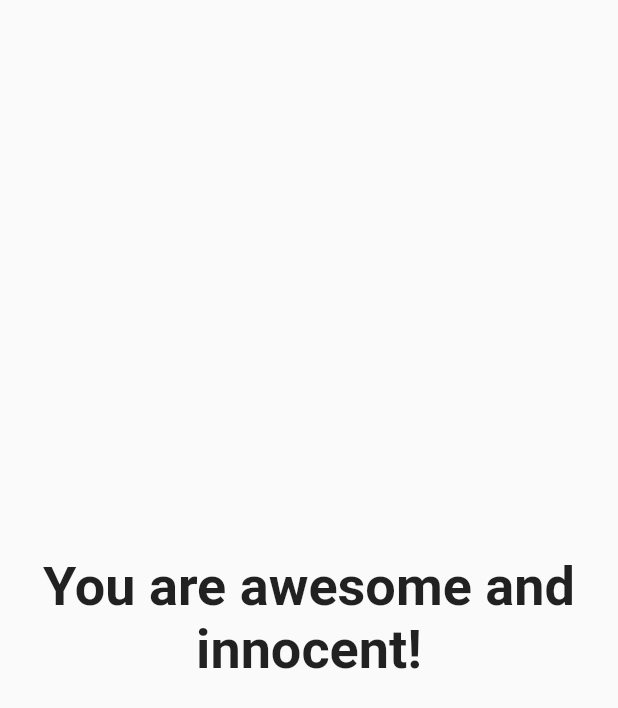
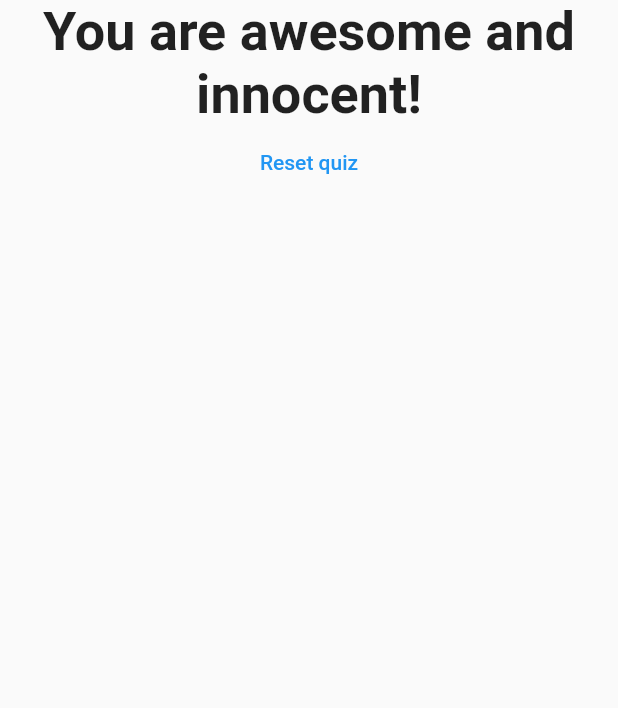
Before and after one commit to katarzynaswieczak/quiz_app, a Flutter app: the Result widget shown alone on an empty page, opened directly with empty values, on a phone screen of 412 x 824 dp. Shown: the top 708 px of the screen. Run offline on Flutter 3.47's test engine with Material 2 defaults, Android fonts, the phone set to English and light mode, and no system bars; missing offline and left inert: quiz_app; statements that could not run were skipped.

Commit message:
add reset quiz

```diff
--- a/lib/result.dart
+++ b/lib/result.dart
@@ -2,8 +2,9 @@ import 'package:flutter/material.dart';
 
 class Result extends StatelessWidget {
   final int resultScore;
+  final VoidCallback resetHandler;
 
-  Result(this.resultScore);
+  Result(this.resultScore, this.resetHandler);
 
   String get resultPhrase {
     String resultText;
@@ -22,10 +23,21 @@ class Result extends StatelessWidget {
   @override
   Widget build(BuildContext context) {
     return Center(
-      child: Text(
-        resultPhrase,
-        style: TextStyle(fontSize: 36, fontWeight: FontWeight.bold),
-        textAlign: TextAlign.center,
+      child: Column(
+        children: <Widget>[
+          Text(
+            resultPhrase,
+            style: TextStyle(fontSize: 36, fontWeight: FontWeight.bold),
+            textAlign: TextAlign.center,
+          ),
+          TextButton(
+            child: Text(
+              'Reset quiz',
+            ),
+            style: TextButton.styleFrom(primary: Colors.blue),
+            onPressed: resetHandler,
+          ),
+        ],
       ),
     );
   }
```
Also changed, not shown: lib/answer.dart (+9 -3 lines), lib/main.dart (+8 -1 lines).
